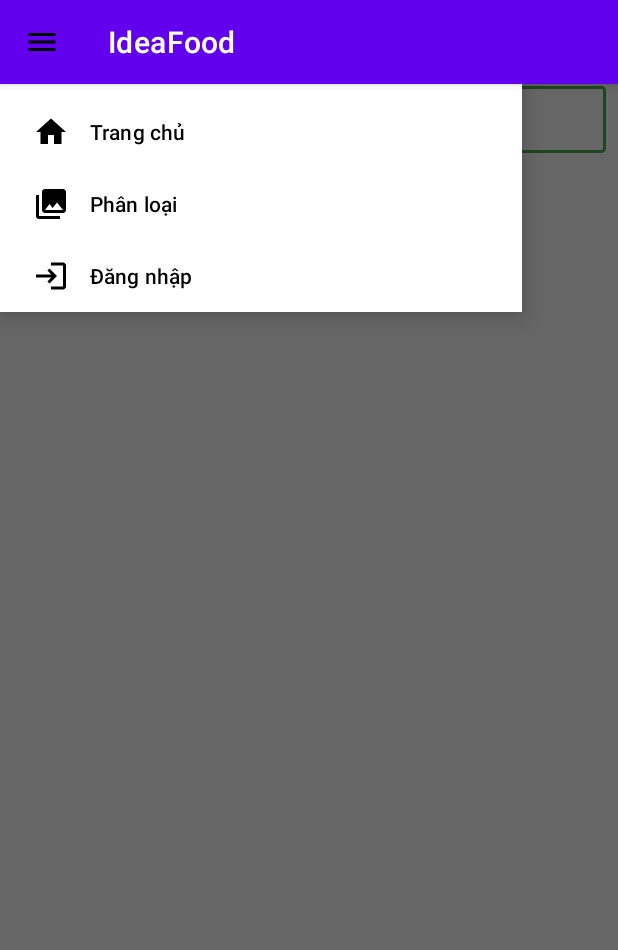
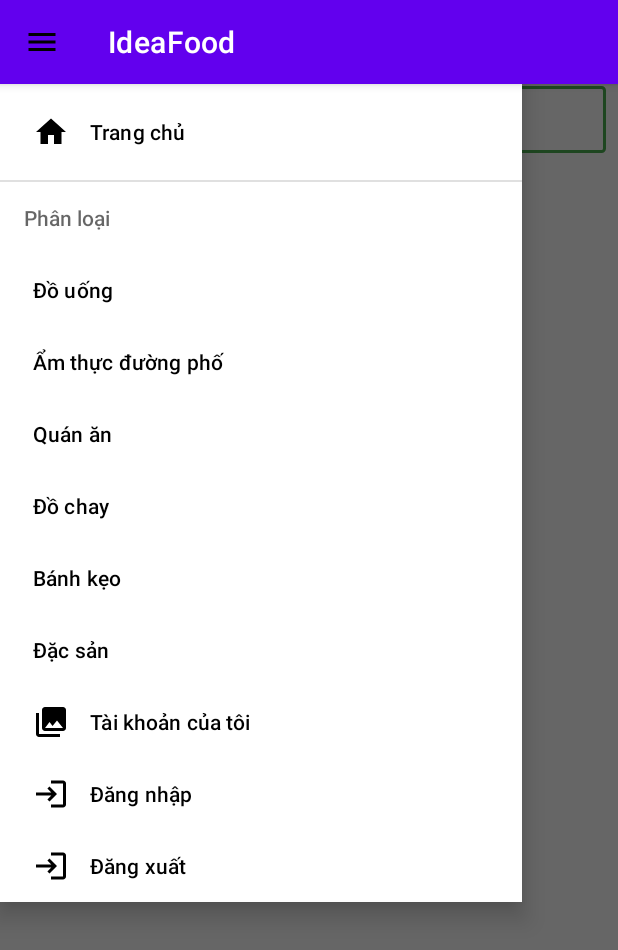
Before and after one commit to vinhcotam/Idea-Food, an Android app: the Homepage screen opened directly, with no data from a screen before it, with the side drawer open, on a phone screen of 412 x 824 dp. Shown: the top 950 px of the screen. Run offline under Robolectric (Android 15) with nearby library versions, the phone set to English and light mode, and no system bars; our stand-ins replace Firebase (no records; nobody signed in at launch, a user with empty details on screens opened directly); pictures from the network do not load.

```diff
--- a/app/src/main/java/com/example/ideafood/Homepage.java
+++ b/app/src/main/java/com/example/ideafood/Homepage.java
@@ -3,14 +3,17 @@ package com.example.ideafood;
 import androidx.annotation.NonNull;
 import androidx.appcompat.app.ActionBar;
 import androidx.appcompat.app.AppCompatActivity;
+import androidx.appcompat.view.menu.MenuView;
 import androidx.core.view.GravityCompat;
 import androidx.drawerlayout.widget.DrawerLayout;
 
+import android.content.ClipData;
 import android.content.Intent;
 import android.os.Bundle;
 import android.view.KeyEvent;
 import android.view.MenuItem;
 import android.view.View;
+import android.view.ViewGroup;
 import android.widget.Adapter;
 import android.widget.AdapterView;
 import android.widget.EditText;
@@ -21,6 +24,7 @@ import android.widget.Toolbar;
 
 import com.example.ideafood.Adapter.ListView_Post_Adapter;
 import com.example.ideafood.Module.Posts;
+import com.google.android.material.navigation.NavigationBarItemView;
 import com.google.android.material.navigation.NavigationView;
 import com.google.firebase.database.DataSnapshot;
 import com.google.firebase.database.DatabaseError;
@@ -87,6 +91,7 @@ public class Homepage extends AppCompatActivity {
         actionbar.setDisplayHomeAsUpEnabled(true);
         actionbar.setHomeAsUpIndicator(R.drawable.ic_baseline_menu_24);
         NavigationView navigationView = findViewById(R.id.homepage_nav_view);
+
         navigationView.setNavigationItemSelectedListener(new NavigationView.OnNavigationItemSelectedListener() {
             @Override
             public boolean onNavigationItemSelected(@NonNull MenuItem item) {
--- a/app/src/main/java/com/example/ideafood/Login.java
+++ b/app/src/main/java/com/example/ideafood/Login.java
@@ -64,6 +64,7 @@ public class Login extends AppCompatActivity {
                                 Intent intent = new Intent(Login.this, Homepage.class);
                                 Bundle bundle = new Bundle();
                                 bundle.putString("username", username);
+                                intent.putExtras(bundle);
                                 startActivity(intent);
                             }
                         }
--- a/app/src/main/res/menu/homepage_nav_menu.xml
+++ b/app/src/main/res/menu/homepage_nav_menu.xml
@@ -7,16 +7,15 @@
         <item
             android:id="@+id/nav_gallery"
             android:icon="@drawable/ic_menu_gallery"
-            android:title="Phân loại" />
-        <group android:id="@+id/group_category"
-            android:visible="false">
+            android:title="Phân loại">
+            <menu>
                     <item
                         android:id="@+id/douong"
                         android:title="Đồ uống"
                         />
                     <item
                         android:id="@+id/thucannhanh"
-                    android:title="Thức ăn nhanh"
+                        android:title="Ẩm thực đường phố"
                         />
                     <item
                         android:id="@+id/quanan"
@@ -26,9 +25,26 @@
                         android:id="@+id/dochay"
                         android:title="Đồ chay"
                         />
-        </group>
+                    <item
+                        android:id="@+id/banhkeo"
+                        android:title="Bánh kẹo"
+                        />
+                    <item
+                        android:id="@+id/dacsan"
+                        android:title="Đặc sản"
+                        />
+
+            </menu>
+        </item>
+        <item
+            android:icon="@drawable/ic_menu_gallery"
+            android:title="@string/myaccount"/>
         <item
             android:id="@+id/nav_login"
             android:icon="@drawable/ic_baseline_login_24"
             android:title="@string/login" />
+        <item
+            android:id="@+id/nav_signout"
+            android:icon="@drawable/ic_baseline_login_24"
+            android:title="@string/logout" />
 </menu>
--- a/app/src/main/res/values/strings.xml
+++ b/app/src/main/res/values/strings.xml
@@ -25,4 +25,6 @@
     <string name="menu_slideshow">Slideshow</string>
     <string name="homepage">Trang chủ</string>
     <string name="Logout">Đăng xuất</string>
+    <string name="logout">Đăng xuất</string>
+    <string name="myaccount">Tài khoản của tôi</string>
 </resources>
```
Also changed, not shown: app/src/main/java/com/example/ideafood/DetailPost.java (+41 -10 lines), app/src/main/res/layout/activity_detail_post.xml (+13 -1 lines). Lines whose indentation alone changed are shown as unchanged.
